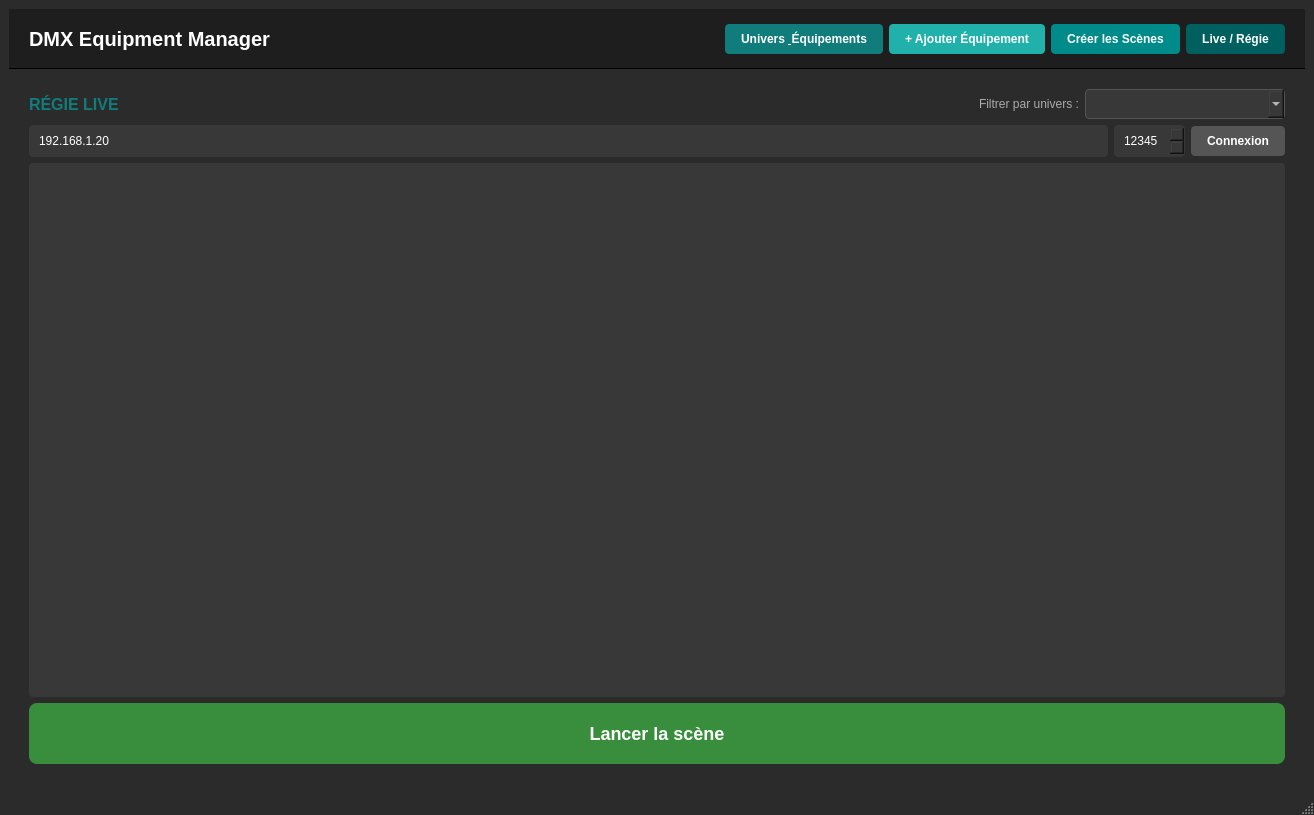
Qt form DMX_Art_Net/InterfacePC/InterfacePcClient6/interfacepcclient.ui (aallard12/project_DMX_Art-Net) before a commit.
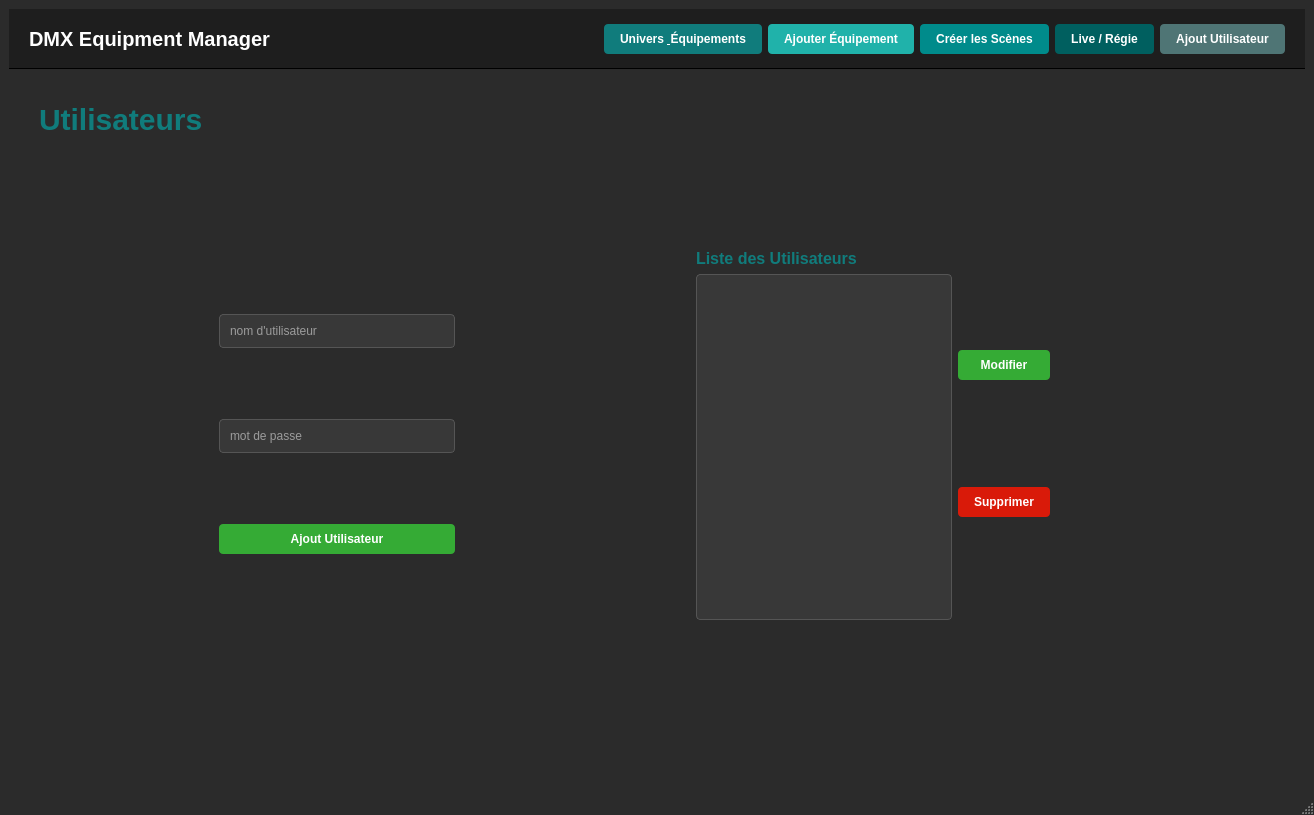
The same form after that commit.

What changed in the file:
```diff
--- a/DMX_Art_Net/InterfacePC/InterfacePcClient6/interfacepcclient.ui
+++ b/DMX_Art_Net/InterfacePC/InterfacePcClient6/interfacepcclient.ui
@@ -78,7 +78,7 @@
           <string notr="true">QPushButton { background-color: #20b2aa; color: white; border-radius: 4px; padding: 8px 16px; font-weight: bold; border: none; } QPushButton:hover { background-color: #149999; }</string>
          </property>
          <property name="text">
-          <string>+ Ajouter Équipement</string>
+          <string>Ajouter Équipement</string>
          </property>
         </widget>
        </item>
@@ -102,14 +102,152 @@
          </property>
         </widget>
        </item>
+       <item>
+        <widget class="QPushButton" name="btnGoToConnect">
+         <property name="styleSheet">
+          <string notr="true">QPushButton { background-color: #4F7575; color: white; border-radius: 4px; padding: 8px 16px; font-weight: bold; border: none; } QPushButton:hover { background-color: #149999; }</string>
+         </property>
+         <property name="text">
+          <string>Ajout Utilisateur</string>
+         </property>
+        </widget>
+       </item>
       </layout>
      </widget>
     </item>
     <item>
      <widget class="QStackedWidget" name="stackedWidget">
       <property name="currentIndex">
-       <number>3</number>
+       <number>0</number>
       </property>
+      <widget class="QWidget" name="connectPage">
+       <widget class="QLabel" name="label_5">
+        <property name="geometry">
+         <rect>
+          <x>30</x>
+          <y>30</y>
+          <width>171</width>
+          <height>41</height>
+         </rect>
+        </property>
+        <property name="styleSheet">
+         <string notr="true">color: #107c7c; font-size: 30px; font-weight: bold;</string>
+        </property>
+        <property name="text">
+         <string>Utilisateurs</string>
+        </property>
+       </widget>
+       <widget class="QWidget" name="">
+        <property name="geometry">
+         <rect>
+          <x>210</x>
+          <y>180</y>
+          <width>831</width>
+          <height>371</height>
+         </rect>
+        </property>
+        <layout class="QHBoxLayout" name="horizontalLayout">
+         <item>
+          <layout class="QVBoxLayout" name="verticalLayout">
+           <item>
+            <widget class="QLineEdit" name="lineEditNomUser">
+             <property name="styleSheet">
+              <string notr="true">background-color: #383838; border: 1px solid #555; color: #ffffff; padding: 8px; border-radius: 4px;</string>
+             </property>
+             <property name="placeholderText">
+              <string>nom d'utilisateur</string>
+             </property>
+            </widget>
+           </item>
+           <item>
+            <widget class="QLineEdit" name="lineEditMDP">
+             <property name="styleSheet">
+              <string notr="true">background-color: #383838; border: 1px solid #555; color: #ffffff; padding: 8px; border-radius: 4px;</string>
+             </property>
+             <property name="placeholderText">
+              <string>mot de passe</string>
+             </property>
+            </widget>
+           </item>
+           <item>
+            <widget class="QPushButton" name="pushButtonSaveUser">
+             <property name="styleSheet">
+              <string notr="true">QPushButton { background-color: #35AB35; color: white; border-radius: 4px; padding: 8px 16px; font-weight: bold; border: none; } QPushButton:hover { background-color: #149999; }</string>
+             </property>
+             <property name="text">
+              <string>Ajout Utilisateur</string>
+             </property>
+            </widget>
+           </item>
+          </layout>
+         </item>
+         <item>
+          <spacer name="horizontalSpacer">
+           <property name="orientation">
+            <enum>Qt::Orientation::Horizontal</enum>
+           </property>
+           <property name="sizeHint" stdset="0">
+            <size>
+             <width>40</width>
+             <height>20</height>
+            </size>
+           </property>
+          </spacer>
+         </item>
+         <item>
+          <layout class="QVBoxLayout" name="verticalLayout_3">
+           <item>
+            <widget class="QLabel" name="label_4">
+             <property name="styleSheet">
+              <string notr="true">color: #107c7c; font-size: 16px; font-weight: bold;</string>
+             </property>
+             <property name="text">
+              <string>Liste des Utilisateurs</string>
+             </property>
+            </widget>
+           </item>
+           <item>
+            <widget class="QListWidget" name="listWidgetUser">
+             <property name="styleSheet">
+              <string notr="true">QListWidget { background-color: #383838; border: 1px solid #555; color: #ffffff; border-radius: 4px; } QListWidget::item { padding: 10px; border-bottom: 1px solid #444; } QListWidget::item:selected { background-color: #107c7c; color: white; }</string>
+             </property>
+            </widget>
+           </item>
+          </layout>
+         </item>
+         <item>
+          <layout class="QVBoxLayout" name="verticalLayout_2">
+           <item>
+            <widget class="QPushButton" name="pushButtonEditUser">
+             <property name="enabled">
+              <bool>false</bool>
+             </property>
+             <property name="styleSheet">
+              <string notr="true">QPushButton { background-color: #35AB35; color: white; border-radius: 4px; padding: 8px 16px; font-weight: bold; border: none; } QPushButton:hover { background-color: #149999; }</string>
+             </property>
+             <property name="text">
+              <string>Modifier</string>
+             </property>
+            </widget>
+           </item>
+           <item>
+            <widget class="QPushButton" name="pushButtonDeleteUser">
+             <property name="enabled">
+              <bool>false</bool>
+             </property>
+             <property name="styleSheet">
+              <string notr="true">QPushButton { background-color: #D91A09; color: white; border-radius: 4px; padding: 8px 16px; font-weight: bold; border: none; } QPushButton:hover { background-color: #149999; }</string>
+             </property>
+             <property name="text">
+              <string>Supprimer</string>
+             </property>
+            </widget>
+           </item>
+          </layout>
+         </item>
+        </layout>
+       </widget>
+      </widget>
       <widget class="QWidget" name="listPage">
        <layout class="QHBoxLayout" name="listPageLayout">
         <property name="margin" stdset="0">
```
Left out of the diff: 2 changed lines with no effect on the pictures.
